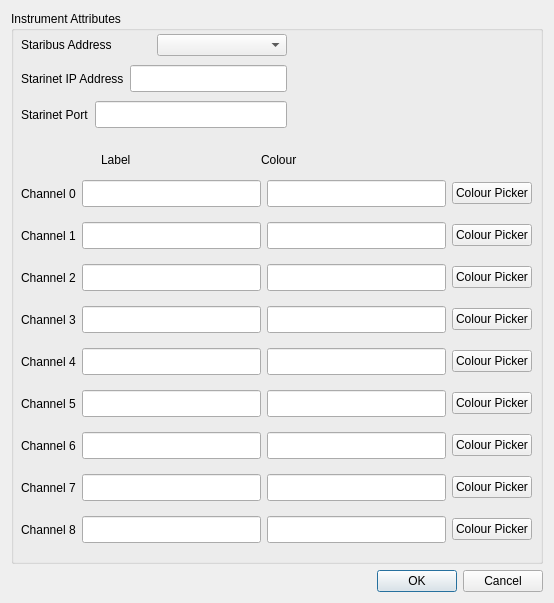
The window that ui/instrumentAttributes.ui (mhorn71/StarbaseMini) describes before a commit, drawn with Qt 5.
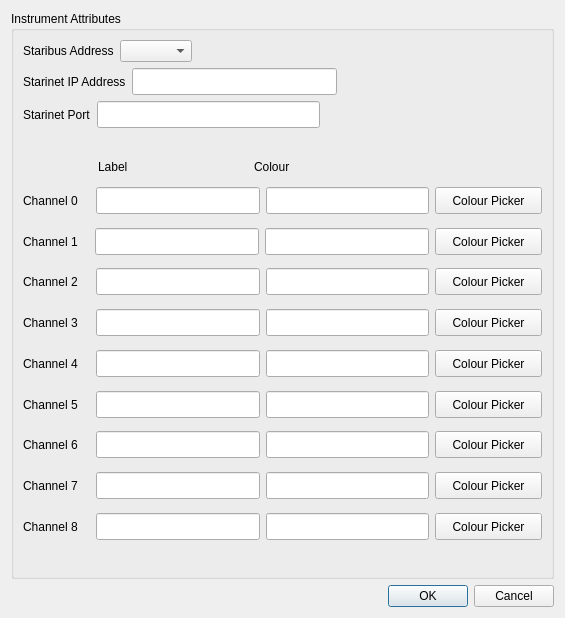
The same window after the commit.

Commit message: Trying to get InstrumentAttributes to display correctly across platforms.

Patch:
```diff
--- a/ui/instrumentAttributes.ui
+++ b/ui/instrumentAttributes.ui
@@ -6,8 +6,8 @@
    <rect>
     <x>0</x>
     <y>0</y>
-    <width>554</width>
-    <height>603</height>
+    <width>565</width>
+    <height>618</height>
    </rect>
   </property>
   <property name="minimumSize">
@@ -34,41 +34,21 @@
      <property name="title">
       <string>Instrument Attributes</string>
      </property>
-     <widget class="QLabel" name="label_13">
-      <property name="geometry">
-       <rect>
-        <x>90</x>
-        <y>140</y>
-        <width>66</width>
-        <height>17</height>
-       </rect>
-      </property>
-      <property name="text">
-       <string>Label</string>
-      </property>
-     </widget>
-     <widget class="QLabel" name="label_14">
-      <property name="geometry">
-       <rect>
-        <x>250</x>
-        <y>140</y>
-        <width>66</width>
-        <height>17</height>
-       </rect>
-      </property>
-      <property name="text">
-       <string>Colour</string>
-      </property>
-     </widget>
-     <widget class="QWidget" name="layoutWidget">
-      <property name="geometry">
-       <rect>
-        <x>10</x>
-        <y>20</y>
-        <width>266</width>
-        <height>101</height>
-       </rect>
-      </property>
+     <layout class="QGridLayout" name="gridLayout_4">
+      <item row="1" column="0">
+       <spacer name="verticalSpacer">
+        <property name="orientation">
+         <enum>Qt::Vertical</enum>
+        </property>
+        <property name="sizeHint" stdset="0">
+         <size>
+          <width>20</width>
+          <height>40</height>
+         </size>
+        </property>
+       </spacer>
+      </item>
+      <item row="0" column="0">
       <layout class="QGridLayout" name="gridLayout">
        <item row="0" column="0">
         <layout class="QHBoxLayout" name="horizontalLayout">
@@ -86,6 +66,19 @@
            </property>
           </widget>
          </item>
+          <item>
+           <spacer name="horizontalSpacer_6">
+            <property name="orientation">
+             <enum>Qt::Horizontal</enum>
+            </property>
+            <property name="sizeHint" stdset="0">
+             <size>
+              <width>40</width>
+              <height>20</height>
+             </size>
+            </property>
+           </spacer>
+          </item>
         </layout>
        </item>
        <item row="1" column="0">
@@ -110,6 +103,19 @@
            </property>
           </widget>
          </item>
+          <item>
+           <spacer name="horizontalSpacer_5">
+            <property name="orientation">
+             <enum>Qt::Horizontal</enum>
+            </property>
+            <property name="sizeHint" stdset="0">
+             <size>
+              <width>40</width>
+              <height>20</height>
+             </size>
+            </property>
+           </spacer>
+          </item>
         </layout>
        </item>
        <item row="2" column="0">
@@ -134,24 +140,35 @@
            </property>
           </widget>
          </item>
+          <item>
+           <spacer name="horizontalSpacer_4">
+            <property name="orientation">
+             <enum>Qt::Horizontal</enum>
+            </property>
+            <property name="sizeHint" stdset="0">
+             <size>
+              <width>40</width>
+              <height>20</height>
+             </size>
+            </property>
+           </spacer>
+          </item>
         </layout>
        </item>
       </layout>
-     </widget>
-     <widget class="QWidget" name="layoutWidget">
-      <property name="geometry">
-       <rect>
-        <x>10</x>
-        <y>160</y>
-        <width>511</width>
-        <height>381</height>
-       </rect>
-      </property>
+      </item>
+      <item row="2" column="0">
       <layout class="QGridLayout" name="gridLayout_2">
-       <item row="0" column="0">
+        <item row="1" column="0">
         <layout class="QHBoxLayout" name="horizontalLayout_4">
          <item>
           <widget class="QLabel" name="label_4">
+            <property name="minimumSize">
+             <size>
+              <width>67</width>
+              <height>35</height>
+             </size>
+            </property>
            <property name="text">
             <string>Channel 0</string>
            </property>
@@ -185,6 +202,12 @@
          </item>
          <item>
           <widget class="QPushButton" name="PickerButton0">
+            <property name="minimumSize">
+             <size>
+              <width>107</width>
+              <height>27</height>
+             </size>
+            </property>
            <property name="text">
             <string>Colour Picker</string>
            </property>
@@ -192,10 +215,16 @@
          </item>
         </layout>
        </item>
-       <item row="1" column="0">
+        <item row="2" column="0">
         <layout class="QHBoxLayout" name="horizontalLayout_5">
          <item>
           <widget class="QLabel" name="label_5">
+            <property name="minimumSize">
+             <size>
+              <width>66</width>
+              <height>35</height>
+             </size>
+            </property>
            <property name="text">
             <string>Channel 1</string>
            </property>
@@ -229,6 +258,12 @@
          </item>
          <item>
           <widget class="QPushButton" name="PickerButton1">
+            <property name="minimumSize">
+             <size>
+              <width>107</width>
+              <height>27</height>
+             </size>
+            </property>
            <property name="text">
             <string>Colour Picker</string>
            </property>
@@ -236,10 +271,16 @@
          </item>
         </layout>
        </item>
-       <item row="2" column="0">
+        <item row="3" column="0">
         <layout class="QHBoxLayout" name="horizontalLayout_6">
          <item>
           <widget class="QLabel" name="label_6">
+            <property name="minimumSize">
+             <size>
+              <width>67</width>
+              <height>34</height>
+             </size>
+            </property>
            <property name="text">
             <string>Channel 2</string>
            </property>
@@ -273,6 +314,12 @@
          </item>
          <item>
           <widget class="QPushButton" name="PickerButton2">
+            <property name="minimumSize">
+             <size>
+              <width>107</width>
+              <height>27</height>
+             </size>
+            </property>
            <property name="text">
             <string>Colour Picker</string>
            </property>
@@ -280,10 +327,16 @@
          </item>
         </layout>
        </item>
-       <item row="3" column="0">
+        <item row="4" column="0">
         <layout class="QHBoxLayout" name="horizontalLayout_7">
          <item>
           <widget class="QLabel" name="label_7">
+            <property name="minimumSize">
+             <size>
+              <width>67</width>
+              <height>35</height>
+             </size>
+            </property>
            <property name="text">
             <string>Channel 3</string>
            </property>
@@ -317,6 +370,12 @@
          </item>
          <item>
           <widget class="QPushButton" name="PickerButton3">
+            <property name="minimumSize">
+             <size>
+              <width>107</width>
+              <height>27</height>
+             </size>
+            </property>
            <property name="text">
             <string>Colour Picker</string>
            </property>
@@ -324,10 +383,16 @@
          </item>
         </layout>
        </item>
-       <item row="4" column="0">
+        <item row="5" column="0">
         <layout class="QHBoxLayout" name="horizontalLayout_8">
          <item>
           <widget class="QLabel" name="label_8">
+            <property name="minimumSize">
+             <size>
+              <width>67</width>
+              <height>35</height>
+             </size>
+            </property>
            <property name="text">
             <string>Channel 4</string>
            </property>
@@ -361,6 +426,12 @@
          </item>
          <item>
           <widget class="QPushButton" name="PickerButton4">
+            <property name="minimumSize">
+             <size>
+              <width>107</width>
+              <height>27</height>
+             </size>
+            </property>
            <property name="text">
             <string>Colour Picker</string>
            </property>
@@ -368,10 +439,16 @@
          </item>
         </layout>
        </item>
-       <item row="5" column="0">
+        <item row="6" column="0">
         <layout class="QHBoxLayout" name="horizontalLayout_9">
          <item>
           <widget class="QLabel" name="label_9">
+            <property name="minimumSize">
+             <size>
+              <width>67</width>
+              <height>35</height>
+             </size>
+            </property>
            <property name="text">
             <string>Channel 5</string>
            </property>
@@ -405,6 +482,12 @@
          </item>
          <item>
           <widget class="QPushButton" name="PickerButton5">
+            <property name="minimumSize">
+             <size>
+              <width>107</width>
+              <height>27</height>
+             </size>
+            </property>
            <property name="text">
             <string>Colour Picker</string>
            </property>
@@ -412,10 +495,16 @@
          </item>
         </layout>
        </item>
-       <item row="6" column="0">
+        <item row="7" column="0">
         <layout class="QHBoxLayout" name="horizontalLayout_10">
          <item>
           <widget class="QLabel" name="label_10">
+            <property name="minimumSize">
+             <size>
+              <width>67</width>
+              <height>34</height>
+             </size>
+            </property>
            <property name="text">
             <string>Channel 6</string>
            </property>
@@ -449,6 +538,12 @@
          </item>
          <item>
           <widget class="QPushButton" name="PickerButton6">
+            <property name="minimumSize">
+             <size>
+              <width>107</width>
+              <height>27</height>
+             </size>
+            </property>
            <property name="text">
             <string>Colour Picker</string>
            </property>
@@ -456,10 +551,16 @@
          </item>
         </layout>
        </item>
-       <item row="7" column="0">
+        <item row="8" column="0">
         <layout class="QHBoxLayout" name="horizontalLayout_11">
          <item>
           <widget class="QLabel" name="label_11">
+            <property name="minimumSize">
+             <size>
+              <width>67</width>
+              <height>35</height>
+             </size>
+            </property>
            <property name="text">
             <string>Channel 7</string>
            </property>
@@ -493,6 +594,12 @@
          </item>
          <item>
           <widget class="QPushButton" name="PickerButton7">
+            <property name="minimumSize">
+             <size>
+              <width>107</width>
+              <height>27</height>
+             </size>
+            </property>
            <property name="text">
             <string>Colour Picker</string>
            </property>
@@ -500,10 +607,16 @@
          </item>
         </layout>
        </item>
-       <item row="8" column="0">
+        <item row="9" column="0">
         <layout class="QHBoxLayout" name="horizontalLayout_12">
          <item>
           <widget class="QLabel" name="label_12">
+            <property name="minimumSize">
+             <size>
+              <width>67</width>
+              <height>35</height>
+             </size>
+            </property>
            <property name="text">
             <string>Channel 8</string>
            </property>
@@ -537,6 +650,12 @@
          </item>
          <item>
           <widget class="QPushButton" name="PickerButton8">
+            <property name="minimumSize">
+             <size>
+              <width>107</width>
+              <height>27</height>
+             </size>
+            </property>
            <property name="text">
             <string>Colour Picker</string>
            </property>
@@ -544,8 +663,85 @@
          </item>
         </layout>
        </item>
-      </layout>
-     </widget>
+        <item row="0" column="0">
+         <layout class="QHBoxLayout" name="horizontalLayout_13">
+          <item>
+           <spacer name="horizontalSpacer">
+            <property name="orientation">
+             <enum>Qt::Horizontal</enum>
+            </property>
+            <property name="sizeType">
+             <enum>QSizePolicy::Minimum</enum>
+            </property>
+            <property name="sizeHint" stdset="0">
+             <size>
+              <width>75</width>
+              <height>20</height>
+             </size>
+            </property>
+           </spacer>
+          </item>
+          <item>
+           <widget class="QLabel" name="label_13">
+            <property name="text">
+             <string>Label</string>
+            </property>
+           </widget>
+          </item>
+          <item>
+           <spacer name="horizontalSpacer_2">
+            <property name="orientation">
+             <enum>Qt::Horizontal</enum>
+            </property>
+            <property name="sizeType">
+             <enum>QSizePolicy::Minimum</enum>
+            </property>
+            <property name="sizeHint" stdset="0">
+             <size>
+              <width>120</width>
+              <height>20</height>
+             </size>
+            </property>
+           </spacer>
+          </item>
+          <item>
+           <widget class="QLabel" name="label_14">
+            <property name="text">
+             <string>Colour</string>
+            </property>
+           </widget>
+          </item>
+          <item>
+           <spacer name="horizontalSpacer_3">
+            <property name="orientation">
+             <enum>Qt::Horizontal</enum>
+            </property>
+            <property name="sizeHint" stdset="0">
+             <size>
+              <width>40</width>
+              <height>20</height>
+             </size>
+            </property>
+           </spacer>
+          </item>
+         </layout>
+        </item>
+       </layout>
+      </item>
+      <item row="3" column="0">
+       <spacer name="verticalSpacer_2">
+        <property name="orientation">
+         <enum>Qt::Vertical</enum>
+        </property>
+        <property name="sizeHint" stdset="0">
+         <size>
+          <width>20</width>
+          <height>40</height>
+         </size>
+        </property>
+       </spacer>
+      </item>
+     </layout>
     </widget>
    </item>
    <item row="1" column="0">
```
Lines whose indentation alone changed are shown as unchanged. The commit also changes 1 other file.
